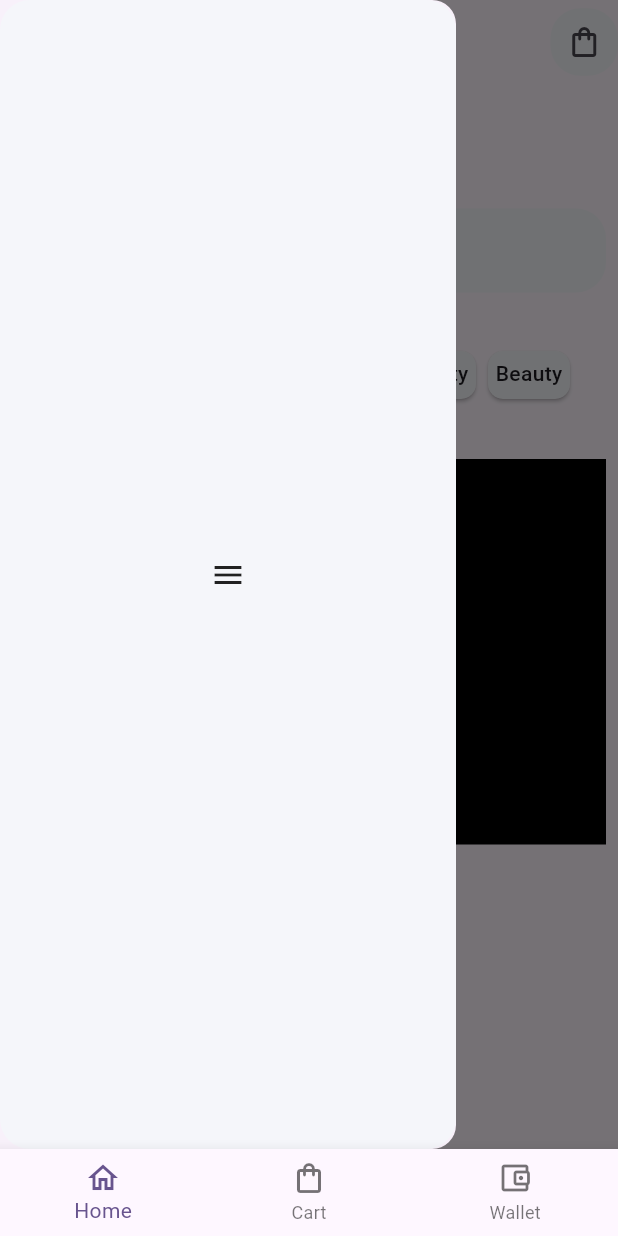
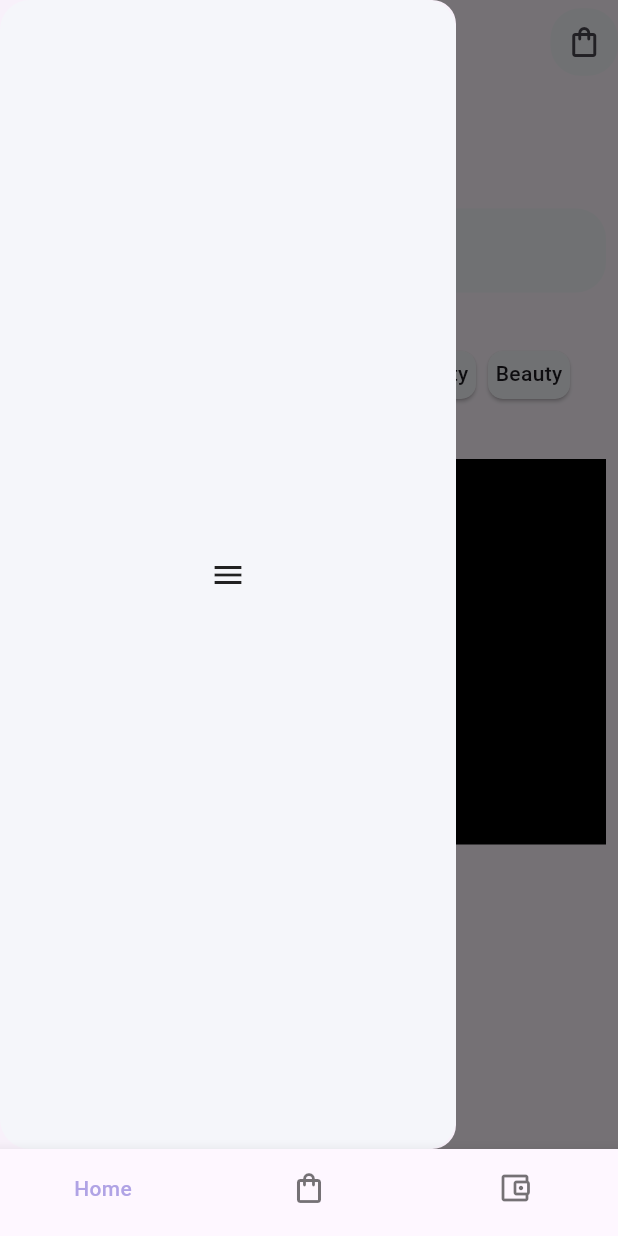
Before and after one commit to TGamal29/Laza, a Flutter app: the BottomNavBar screen opened directly, after a tap on the "menu" icon, on a phone screen of 412 x 824 dp. Run offline on Flutter 3.47's test engine with Material 3 defaults, Android fonts, the phone set to English and light mode, and no system bars; our stand-ins replace equatable, flutter_bloc.

Commit message:
bottom bar

```diff
--- a/lib/cuibts/navbar_state.dart
+++ b/lib/cuibts/navbar_state.dart
@@ -1,6 +1,6 @@
 // import 'package:flutter/material.dart';
 // import 'package:flutter_bloc/flutter_bloc.dart';
-// import 'package:recipe_app/project/screens/cart.dart';
+// import 'package:recipe_app/project/screens/cart_screen.dart';
 // import 'package:recipe_app/project/screens/home_screen.dart';
 part of 'navbar_cuibt.dart';
 
--- a/lib/screens/home_screen.dart
+++ b/lib/screens/home_screen.dart
@@ -1,4 +1,7 @@
 import 'package:flutter/material.dart';
+import 'package:flutter_bloc/flutter_bloc.dart';
+import 'package:laza/cuibts/navbar_cuibt.dart';
+import 'package:laza/screens/nav_bar_screen.dart';
 import 'package:laza/widgets/category_card.dart';
 
 
@@ -11,9 +14,12 @@ class App extends StatelessWidget {
 
   @override
   Widget build(BuildContext context) {
-    return const MaterialApp(
-      debugShowCheckedModeBanner: false,
-      home: HomeScreen(),
+    return BlocProvider<NavBarCubit>(
+      create:(context)=> NavBarCubit(),
+      child: MaterialApp(
+        debugShowCheckedModeBanner: false,
+        home: BottomNavBar(),
+      )
     );
   }
 }
--- a/lib/screens/nav_bar_screen.dart
+++ b/lib/screens/nav_bar_screen.dart
@@ -1,7 +1,9 @@
 import 'package:flutter/material.dart';
 import 'package:flutter_bloc/flutter_bloc.dart';
 import 'package:laza/cuibts/navbar_cuibt.dart';
+import 'package:laza/screens/cart_screen.dart';
 
+import '../colors/colors.dart';
 import 'home_screen.dart';
 
 class BottomNavBar extends StatelessWidget {
@@ -12,22 +14,53 @@ class BottomNavBar extends StatelessWidget {
     int _selectedIndex = 0;
     final _pages = [HomeScreen()];
     return Scaffold(
-        body: _pages[_selectedIndex],
-        bottomNavigationBar:
-            BlocBuilder<NavBarCubit, NavBarState>(builder: (context, state) {
+      body: BlocBuilder<NavBarCubit, NavBarState>(
+          builder: (context, state) {
+            if (state.navbarItem == NavbarItem.home) {
+              return HomeScreen();
+            } else if (state.navbarItem == NavbarItem.cart) {
+              return CartScreen();
+            } else if (state.navbarItem == NavbarItem.wallet) {
+              // return ProfileScreen();
+            }
+            return Container();
+          }),
+
+      bottomNavigationBar: BlocBuilder<NavBarCubit, NavBarState>(
+        builder: (context, state) {
           return BottomNavigationBar(
-            currentIndex: _selectedIndex,
-            items: [
+            currentIndex: state.index,
+            showSelectedLabels: false,
+            showUnselectedLabels: false,
+
+            items: const [
               BottomNavigationBarItem(
+                  activeIcon: Text('Home',style: TextStyle(color: bgscreen1,fontWeight: FontWeight.w500),),
                   icon: Icon(Icons.home_outlined), label: 'Home'),
               BottomNavigationBarItem(
+                  activeIcon: Text('Cart',style: TextStyle(color: bgscreen1,fontWeight: FontWeight.w500)),
                   icon: Icon(Icons.shopping_bag_outlined), label: 'Cart'),
               BottomNavigationBarItem(
+                  activeIcon: Text('Wallet',style: TextStyle(color: bgscreen1,fontWeight: FontWeight.w500)),
                   icon: Icon(Icons.account_balance_wallet_outlined),
                   label: 'Wallet')
             ],
-            onTap: (index) {},
+            onTap: (index) {
+              if (index == 0) {
+                BlocProvider.of<NavBarCubit>(context)
+                    .getNavBarItem(NavbarItem.home);
+              } else if (index == 1) {
+                BlocProvider.of<NavBarCubit>(context)
+                    .getNavBarItem(NavbarItem.cart);
+              } else if (index == 2) {
+                BlocProvider.of<NavBarCubit>(context)
+                    .getNavBarItem(NavbarItem.wallet);
+              }
+            },
           );
-        }));
+        },
+      ),
+
+    );
   }
 }
```
Also changed, not shown: lib/screens/cart_screen.dart (renamed from lib/screens/cart.dart).
